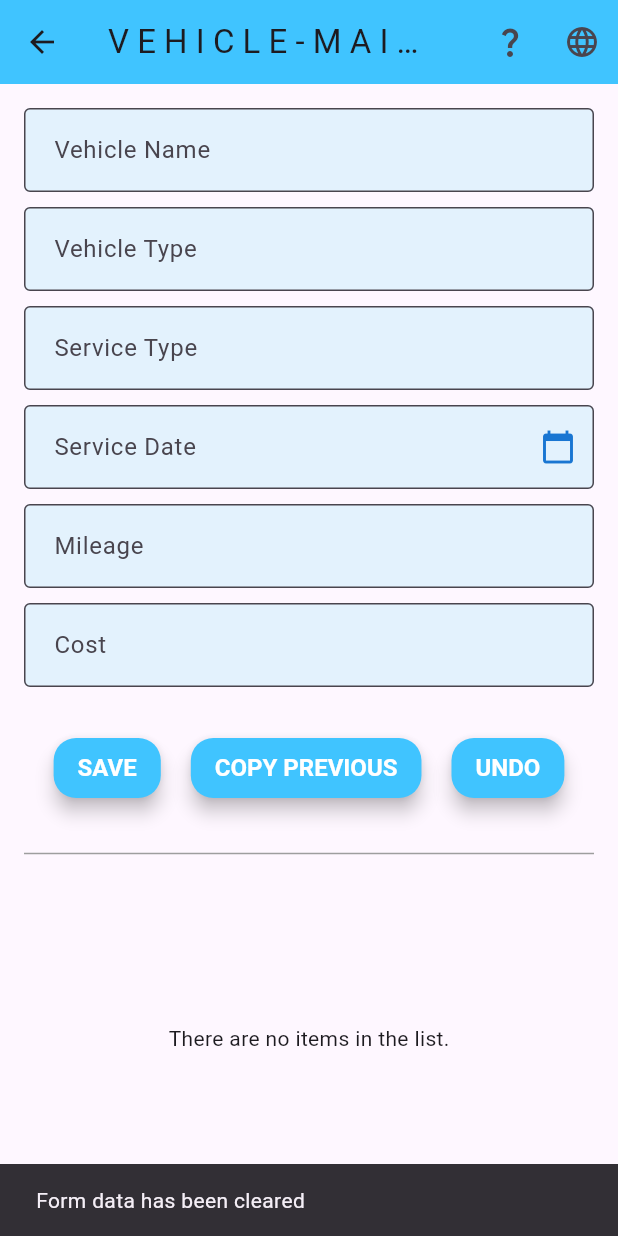
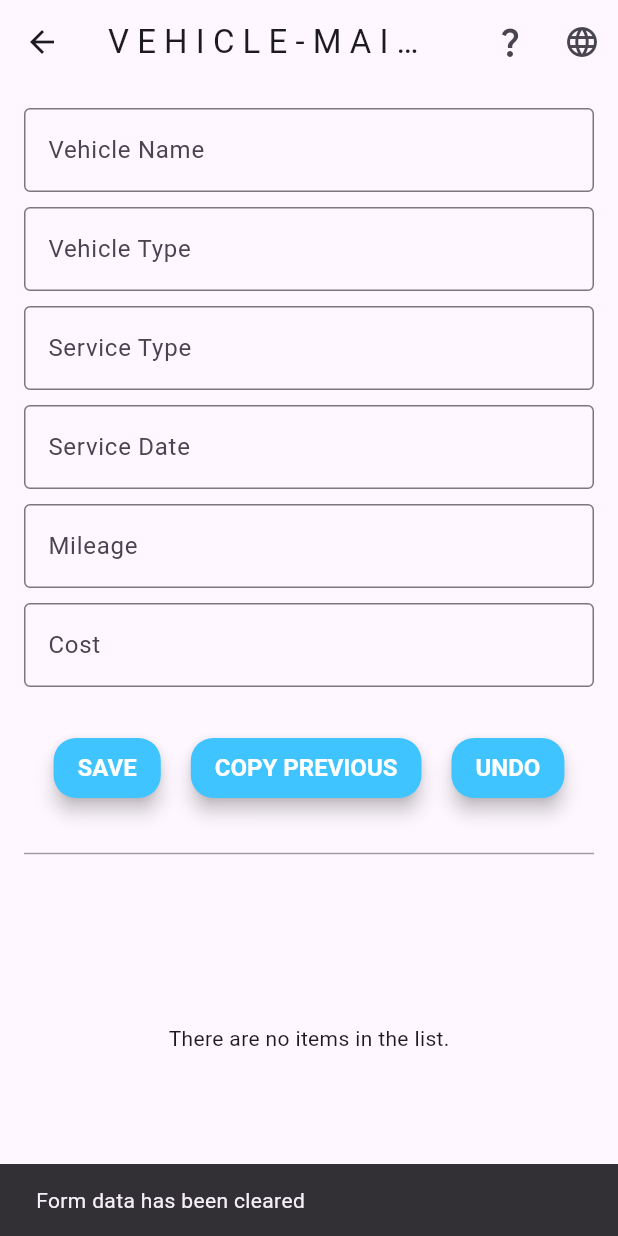
Before and after one commit to jananigokeda/Event-Planner-App, a Flutter app: the VehicleMaintenancePage screen opened by its route, after a tap on "Service Date", after a tap on "UNDO", on a phone screen of 412 x 824 dp. Run offline on Flutter 3.47's test engine with Material 3 defaults, Android fonts, the phone set to English and light mode, and no system bars; our stand-ins replace floor, flutter_translate, sqflite; missing offline and left inert: encrypted_shared_preferences; accounts and stored records are empty; generated files the repository leaves out were written again.

Commit message:
modified some files

```diff
--- a/lib/VehicleMaintenancePage.dart
+++ b/lib/VehicleMaintenancePage.dart
@@ -270,10 +270,6 @@ class _VehicleMaintenancePageState extends State<VehicleMaintenancePage> {
                   borderRadius: BorderRadius.circular(4.0), // Rounded corners
                   borderSide: BorderSide(color: Colors.blue.shade300), // Border color
                 ),
-                filled: true,
-                fillColor: Colors.blue.shade50, // Light background color
-                contentPadding: EdgeInsets.all(16.0), // Inner padding
-                floatingLabelStyle: TextStyle(color: Colors.blue.shade700),
               ),
             ),
 
@@ -287,10 +283,6 @@ class _VehicleMaintenancePageState extends State<VehicleMaintenancePage> {
                   borderRadius: BorderRadius.circular(4.0), // Rounded corners
                   borderSide: BorderSide(color: Colors.blue.shade300), // Border color
                 ),
-                filled: true,
-                fillColor: Colors.blue.shade50, // Light background color
-                contentPadding: EdgeInsets.all(16.0), // Inner padding
-                floatingLabelStyle: TextStyle(color: Colors.blue.shade700),
               ),
             ),
 
@@ -304,10 +296,6 @@ class _VehicleMaintenancePageState extends State<VehicleMaintenancePage> {
                   borderRadius: BorderRadius.circular(4.0), // Rounded corners
                   borderSide: BorderSide(color: Colors.blue.shade300), // Border color
                 ),
-                filled: true,
-                fillColor: Colors.blue.shade50, // Light background color
-                contentPadding: EdgeInsets.all(16.0), // Inner padding
-                floatingLabelStyle: TextStyle(color: Colors.blue.shade700),
               ),
             ),
 
@@ -324,11 +312,6 @@ class _VehicleMaintenancePageState extends State<VehicleMaintenancePage> {
                       borderRadius: BorderRadius.circular(4.0),
                       borderSide: BorderSide(color: Colors.blue.shade300),
                     ),
-                    filled: true,
-                    fillColor: Colors.blue.shade50,
-                    contentPadding: EdgeInsets.all(16.0),
-                    floatingLabelStyle: TextStyle(color: Colors.blue.shade700),
-                    suffixIcon: Icon(Icons.calendar_today, color: Colors.blue.shade700),
                   ),
                 ),
               ),
@@ -344,10 +327,6 @@ class _VehicleMaintenancePageState extends State<VehicleMaintenancePage> {
                   borderRadius: BorderRadius.circular(4.0), // Rounded corners
                   borderSide: BorderSide(color: Colors.blue.shade300), // Border color
                 ),
-                filled: true,
-                fillColor: Colors.blue.shade50, // Light background color
-                contentPadding: EdgeInsets.all(16.0), // Inner padding
-                floatingLabelStyle: TextStyle(color: Colors.blue.shade700),
               ),
             ),
 
@@ -361,11 +340,6 @@ class _VehicleMaintenancePageState extends State<VehicleMaintenancePage> {
                   borderRadius: BorderRadius.circular(4.0), // Rounded corners
                   borderSide: BorderSide(color: Colors.blue.shade300), // Border color
                 ),
-
-                filled: true,
-                fillColor: Colors.blue.shade50, // Light background color
-                contentPadding: EdgeInsets.all(16.0), // Inner padding
-                floatingLabelStyle: TextStyle(color: Colors.blue.shade700),
               ),
             ),
 // DONE FORM IMPLEMENTATION
@@ -440,7 +414,12 @@ class _VehicleMaintenancePageState extends State<VehicleMaintenancePage> {
                     ),
                   ),
                   onPressed: () async {
-                    _closeDetails(); // calling the _closeDetails when pressed UNDO button
+                    _vehicleNameController.clear();
+                    _vehicleTypeController.clear();
+                    _serviceTypeController.clear();
+                    _serviceDateController.clear();
+                    _mileageController.clear();
+                    _costController.clear();
                     ScaffoldMessenger.of(context).showSnackBar(
                         const SnackBar(content: Text('Form data has been cleared')));
                   },
@@ -494,26 +473,6 @@ class _VehicleMaintenancePageState extends State<VehicleMaintenancePage> {
     );
   }
 
-  //Helper method for consistent underlined fields
-  Widget _buildUnderlinedField(String text) {
-    return Column(
-      crossAxisAlignment: CrossAxisAlignment.start,
-      children: [
-        Text(
-          text,
-          style: const TextStyle(
-            fontSize: 15,
-            fontWeight: FontWeight.w500,
-          ),
-        ),
-        const SizedBox(height: 4),
-        Container(
-          height: 1,
-          color: Colors.black,
-        ),
-      ],
-    );
-  }
   //DETAIL PAGE
   // This detail page will show on the right side of the screen
   // If the there is noi selection, it will say the There is no item selected for detail
@@ -542,17 +501,17 @@ class _VehicleMaintenancePageState extends State<VehicleMaintenancePage> {
         crossAxisAlignment: CrossAxisAlignment.start,
         children: [
           const SizedBox(height: 12),
-          _buildUnderlinedField("VEHICLE NAME: ${_selectedItem!.vehicleName}"),
+          Text("VEHICLE NAME: ${_selectedItem!.vehicleName}"),
           const SizedBox(height: 12),
-          _buildUnderlinedField("VEHICLE TYPE: ${_selectedItem!.vehicleType}"),
+          Text("VEHICLE TYPE: ${_selectedItem!.vehicleType}"),
           const SizedBox(height: 12),
-          _buildUnderlinedField("SERVICE TYPE: ${_selectedItem!.serviceType}"),
+          Text("SERVICE TYPE: ${_selectedItem!.serviceType}"),
           const SizedBox(height: 12),
-          _buildUnderlinedField("SERVICE DATE: ${_selectedItem!.serviceDate}"),
+          Text("SERVICE DATE: ${_selectedItem!.serviceDate}"),
           const SizedBox(height: 12),
-          _buildUnderlinedField("MILEAGE: ${_selectedItem!.mileage}"),
+          Text("MILEAGE: ${_selectedItem!.mileage}"),
           const SizedBox(height: 12),
-          _buildUnderlinedField("COST: ${_selectedItem!.cost}"),
+          Text("COST: ${_selectedItem!.cost}"),
           const SizedBox(height: 40),
 
           // Add the Row as another child of the Column
@@ -677,8 +636,7 @@ class _VehicleMaintenancePageState extends State<VehicleMaintenancePage> {
   Widget build(BuildContext context) {
     return Scaffold(
       appBar: AppBar(
-        title: const Text("V E H I C L E - M A I N T E N A N C E - P A G E  |  வாகன பராமரிப்பு பக்கம்"),
-        backgroundColor: Colors.lightBlueAccent[200],
+        title: const Text("V E H I C L E - M A I N T E N A N C E - P A G E"),
         centerTitle: true,
         actions: [
           SizedBox(width: 16),
--- a/lib/main.dart
+++ b/lib/main.dart
@@ -41,7 +41,7 @@ class MyApp extends StatelessWidget {
             home: const MyHomePage(title: 'Final Project Assignment Home Page'),
             routes: {
               '/EventPlanner': (context) {
-                return EventplannerPage();
+                return EventPlannerPage();
               },
               '/CustomerList': (context) {
                 return CustomerListPage();
--- a/lib/vehicle_dao.dart
+++ b/lib/vehicle_dao.dart
@@ -1,7 +1,7 @@
 import 'package:cst2335_final/vehicle_item.dart';
 import 'package:floor/floor.dart';
 
-// This calss is responsible for all the database operations.
+// This class is responsible for all the database operations.
 @dao
 abstract class VehicleDao {
   @Query("SELECT * FROM vehicle_item")
```
Also changed, not shown: lib/edit_vehicle_page.dart (+1 -31 lines), lib/database.g.dart.
